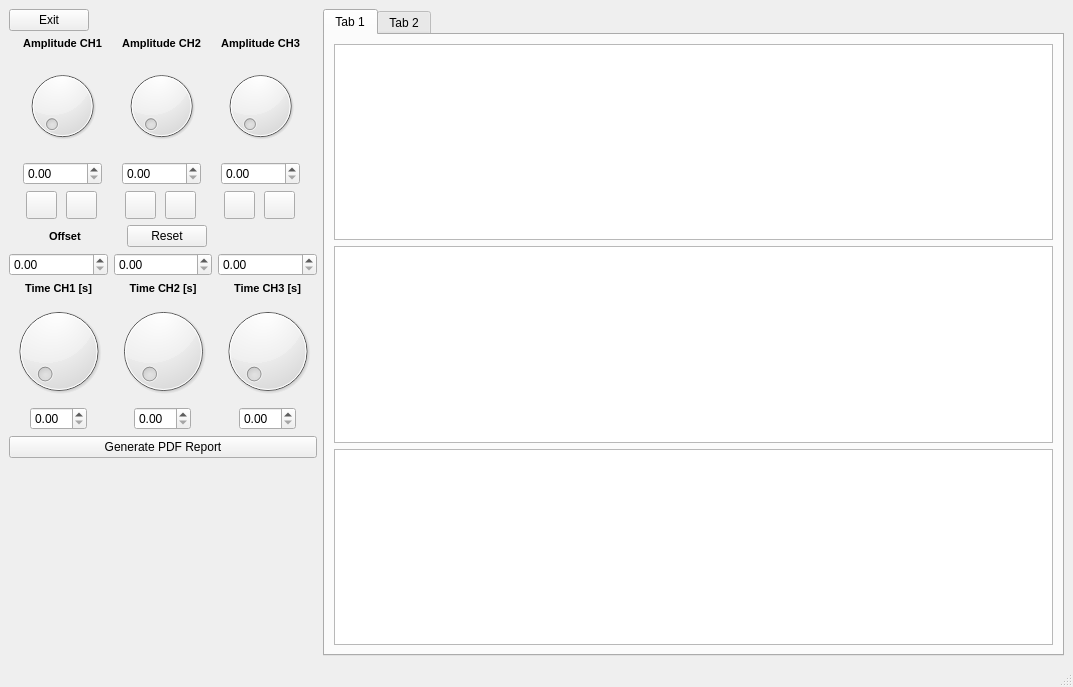
The window that UI/archive/UI4.ui (RamadanIbrahem98/multiChannelSignalViewer) describes before a commit, drawn with Qt 5.
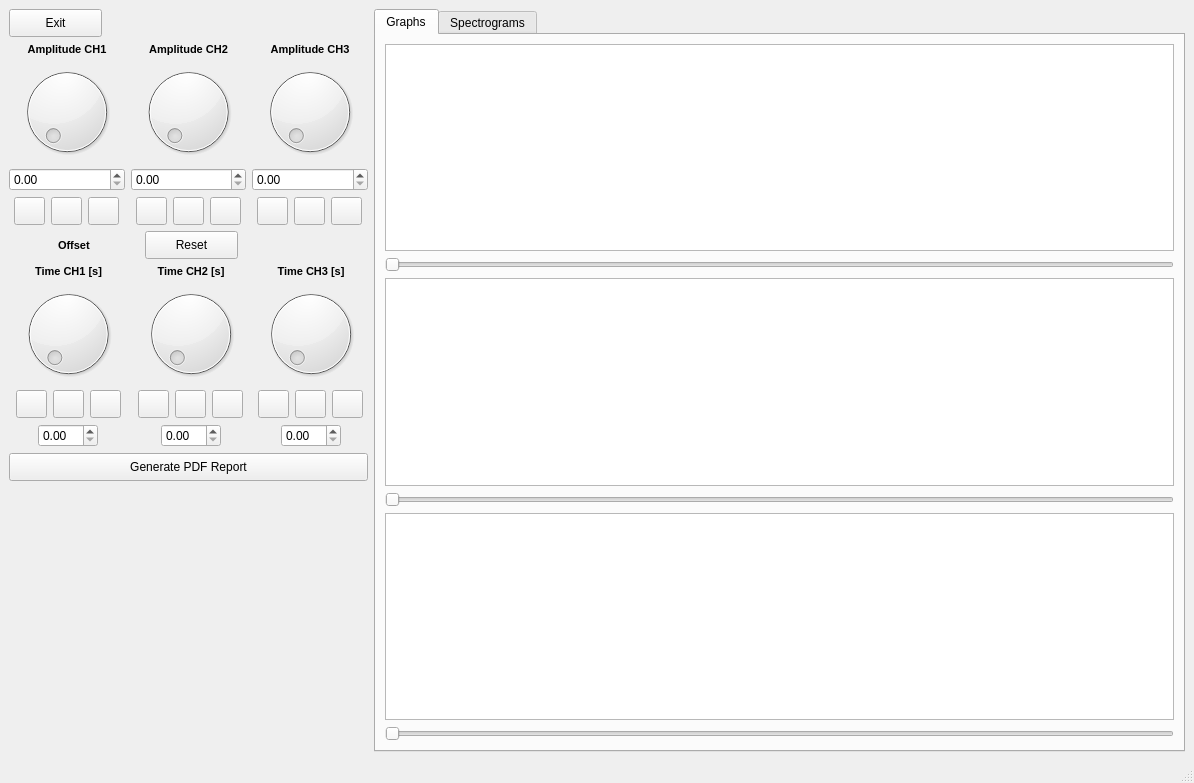
The same window after the commit. Icons and pictures are not drawn. Custom widgets are drawn as their Qt base class.

What changed in the file:
```diff
--- a/UI/archive/UI4.ui
+++ b/UI/archive/UI4.ui
@@ -6,23 +6,32 @@
    <rect>
     <x>0</x>
     <y>0</y>
-    <width>1073</width>
-    <height>687</height>
+    <width>1194</width>
+    <height>783</height>
    </rect>
   </property>
   <property name="windowTitle">
    <string>MainWindow</string>
   </property>
   <widget class="QWidget" name="centralwidget">
-   <layout class="QHBoxLayout" name="horizontalLayout_14">
+   <layout class="QHBoxLayout" name="horizontalLayout_3" stretch="1,4">
     <item>
-     <layout class="QVBoxLayout" name="verticalLayout_18">
+     <layout class="QVBoxLayout" name="verticalLayout_25">
       <item>
        <layout class="QVBoxLayout" name="verticalLayout_8">
         <item>
          <layout class="QHBoxLayout" name="horizontalLayout_5">
           <item>
-           <widget class="QPushButton" name="pushButton_2">
+           <widget class="QPushButton" name="quit">
+            <property name="minimumSize">
+             <size>
+              <width>93</width>
+              <height>28</height>
+             </size>
+            </property>
+            <property name="statusTip">
+             <string>Exit the Application</string>
+            </property>
             <property name="text">
              <string>Exit</string>
             </property>
@@ -66,15 +75,48 @@
               <item>
                <layout class="QVBoxLayout" name="verticalLayout">
                 <item>
-                 <widget class="QDial" name="dial"/>
+                 <widget class="QDial" name="amp1Dial">
+                  <property name="minimumSize">
+                   <size>
+                    <width>110</width>
+                    <height>100</height>
+                   </size>
+                  </property>
+                  <property name="statusTip">
+                   <string>scale the amplitude of channel 1 signal</string>
+                  </property>
+                 </widget>
                 </item>
                 <item>
-                 <widget class="QDoubleSpinBox" name="doubleSpinBox"/>
+                 <widget class="QDoubleSpinBox" name="amp1Val">
+                  <property name="minimumSize">
+                   <size>
+                    <width>110</width>
+                    <height>22</height>
+                   </size>
+                  </property>
+                  <property name="statusTip">
+                   <string>scale the amplitude of channel 1 signal</string>
+                  </property>
+                 </widget>
                 </item>
                 <item>
                  <layout class="QHBoxLayout" name="horizontalLayout_11">
                   <item>
-                   <widget class="QPushButton" name="pushButton_4">
+                   <spacer name="horizontalSpacer_17">
+                    <property name="orientation">
+                     <enum>Qt::Horizontal</enum>
+                    </property>
+                    <property name="sizeHint" stdset="0">
+                     <size>
+                      <width>40</width>
+                      <height>20</height>
+                     </size>
+                    </property>
+                   </spacer>
+                  </item>
+                  <item>
+                   <widget class="QPushButton" name="play1Btn">
                     <property name="minimumSize">
                      <size>
                       <width>31</width>
@@ -109,6 +151,35 @@
                       <width>31</width>
                       <height>28</height>
                      </size>
+                    </property>
+                    <property name="statusTip">
+                     <string>Pause channel 2 signal</string>
+                    </property>
+                    <property name="text">
+                     <string/>
+                    </property>
+                    <property name="icon">
+                     <iconset>
+                      <normaloff>Images/play.png</normaloff>Images/play.png</iconset>
+                    </property>
+                   </widget>
+                  </item>
+                  <item>
+                   <widget class="QPushButton" name="clear1Btn">
+                    <property name="minimumSize">
+                     <size>
+                      <width>31</width>
+                      <height>28</height>
+                     </size>
+                    </property>
+                    <property name="maximumSize">
+                     <size>
+                      <width>31</width>
+                      <height>28</height>
+                     </size>
+                    </property>
+                    <property name="statusTip">
+                     <string>Clear channel 1 plot &amp; spectrogram</string>
                     </property>
                     <property name="text">
                      <string/>
@@ -119,6 +190,19 @@
                     </property>
                    </widget>
                   </item>
+                  <item>
+                   <spacer name="horizontalSpacer_18">
+                    <property name="orientation">
+                     <enum>Qt::Horizontal</enum>
+                    </property>
+                    <property name="sizeHint" stdset="0">
+                     <size>
+                      <width>40</width>
+                      <height>20</height>
+                     </size>
+                    </property>
+                   </spacer>
+                  </item>
                  </layout>
                 </item>
                </layout>
@@ -144,15 +228,48 @@
               <item>
                <layout class="QVBoxLayout" name="verticalLayout_2">
                 <item>
-                 <widget class="QDial" name="dial_2"/>
+                 <widget class="QDial" name="amp2">
+                  <property name="minimumSize">
+                   <size>
+                    <width>109</width>
+                    <height>100</height>
+                   </size>
+                  </property>
+                  <property name="statusTip">
+                   <string>scale the amplitude of channel 2 signal</string>
+                  </property>
+                 </widget>
                 </item>
                 <item>
-                 <widget class="QDoubleSpinBox" name="doubleSpinBox_2"/>
+                 <widget class="QDoubleSpinBox" name="ampVal2">
+                  <property name="minimumSize">
+                   <size>
+                    <width>109</width>
+                    <height>22</height>
+                   </size>
+                  </property>
+                  <property name="statusTip">
+                   <string>scale the amplitude of channel 2 signal</string>
+                  </property>
+                 </widget>
                 </item>
                 <item>
                  <layout class="QHBoxLayout" name="horizontalLayout_12">
                   <item>
-                   <widget class="QPushButton" name="pushButton_6">
+                   <spacer name="horizontalSpacer_19">
+                    <property name="orientation">
+                     <enum>Qt::Horizontal</enum>
+                    </property>
+                    <property name="sizeHint" stdset="0">
+                     <size>
+                      <width>40</width>
+                      <height>20</height>
+                     </size>
+                    </property>
+                   </spacer>
+                  </item>
+                  <item>
+                   <widget class="QPushButton" name="play2Btn">
                     <property name="minimumSize">
                      <size>
                       <width>31</width>
@@ -187,6 +304,35 @@
                       <width>31</width>
                       <height>28</height>
                      </size>
+                    </property>
+                    <property name="statusTip">
+                     <string>Pause channel 2 signal</string>
+                    </property>
+                    <property name="text">
+                     <string/>
+                    </property>
+                    <property name="icon">
+                     <iconset>
+                      <normaloff>Images/play.png</normaloff>Images/play.png</iconset>
+                    </property>
+                   </widget>
+                  </item>
+                  <item>
+                   <widget class="QPushButton" name="clear2Btn">
+                    <property name="minimumSize">
+                     <size>
+                      <width>31</width>
+                      <height>28</height>
+                     </size>
+                    </property>
+                    <property name="maximumSize">
+                     <size>
+                      <width>31</width>
+                      <height>28</height>
+                     </size>
+                    </property>
+                    <property name="statusTip">
+                     <string>Clear channel 2 plot &amp; spectrogram</string>
                     </property>
                     <property name="text">
                      <string/>
@@ -197,6 +343,19 @@
                     </property>
                    </widget>
                   </item>
+                  <item>
+                   <spacer name="horizontalSpacer_20">
+                    <property name="orientation">
+                     <enum>Qt::Horizontal</enum>
+                    </property>
+                    <property name="sizeHint" stdset="0">
+                     <size>
+                      <width>40</width>
+                      <height>20</height>
+                     </size>
+                    </property>
+                   </spacer>
+                  </item>
                  </layout>
                 </item>
                </layout>
@@ -222,15 +381,48 @@
               <item>
                <layout class="QVBoxLayout" name="verticalLayout_3">
                 <item>
-                 <widget class="QDial" name="dial_3"/>
+                 <widget class="QDial" name="amp3">
+                  <property name="minimumSize">
+                   <size>
+                    <width>110</width>
+                    <height>100</height>
+                   </size>
+                  </property>
+                  <property name="statusTip">
+                   <string>scale the amplitude of channel 3 signal</string>
+                  </property>
+                 </widget>
                 </item>
                 <item>
-                 <widget class="QDoubleSpinBox" name="doubleSpinBox_3"/>
+                 <widget class="QDoubleSpinBox" name="ampRange3">
+                  <property name="minimumSize">
+                   <size>
+                    <width>110</width>
+                    <height>22</height>
+                   </size>
+                  </property>
+                  <property name="statusTip">
+                   <string>scale the amplitude of channel 3 signal</string>
+                  </property>
+                 </widget>
                 </item>
                 <item>
                  <layout class="QHBoxLayout" name="horizontalLayout_13">
                   <item>
-                   <widget class="QPushButton" name="pushButton_8">
+                   <spacer name="horizontalSpacer_21">
+                    <property name="orientation">
+                     <enum>Qt::Horizontal</enum>
+                    </property>
+                    <property name="sizeHint" stdset="0">
+                     <size>
+                      <width>40</width>
+                      <height>20</height>
+                     </size>
+                    </property>
+                   </spacer>
+                  </item>
+                  <item>
+                   <widget class="QPushButton" name="play3">
                     <property name="minimumSize">
                      <size>
                       <width>31</width>
@@ -265,6 +457,35 @@
                       <width>31</width>
                       <height>28</height>
                      </size>
+                    </property>
+                    <property name="statusTip">
+                     <string>Pause channel 3 signal</string>
+                    </property>
+                    <property name="text">
+                     <string/>
+                    </property>
+                    <property name="icon">
+                     <iconset>
+                      <normaloff>Images/play.png</normaloff>Images/play.png</iconset>
+                    </property>
+                   </widget>
+                  </item>
+                  <item>
+                   <widget class="QPushButton" name="clear3">
+                    <property name="minimumSize">
+                     <size>
+                      <width>31</width>
+                      <height>28</height>
+                     </size>
+                    </property>
+                    <property name="maximumSize">
+                     <size>
+                      <width>31</width>
+                      <height>28</height>
+                     </size>
+                    </property>
+                    <property name="statusTip">
+                     <string>Clear channel 3 plot &amp; spectrogram</string>
                     </property>
                     <property name="text">
                      <string/>
@@ -275,6 +496,19 @@
                     </property>
                    </widget>
                   </item>
+                  <item>
+                   <spacer name="horizontalSpacer_22">
+                    <property name="orientation">
+                     <enum>Qt::Horizontal</enum>
+                    </property>
+                    <property name="sizeHint" stdset="0">
+                     <size>
+                      <width>40</width>
+                      <height>20</height>
+                     </size>
+                    </property>
+                   </spacer>
+                  </item>
                  </layout>
                 </item>
                </layout>
@@ -330,7 +564,13 @@
              </layout>
             </item>
             <item>
-             <widget class="QPushButton" name="pushButton">
+             <widget class="QPushButton" name="resetAmp">
+              <property name="minimumSize">
+               <size>
+                <width>93</width>
+                <height>28</height>
+               </size>
+              </property>
               <property name="text">
                <string>Reset</string>
               </property>
@@ -351,19 +591,6 @@
             </item>
            </layout>
           </item>
-          <item>
-           <layout class="QHBoxLayout" name="horizontalLayout_3">
-            <item>
-             <widget class="QDoubleSpinBox" name="doubleSpinBox_4"/>
-            </item>
-            <item>
-             <widget class="QDoubleSpinBox" name="doubleSpinBox_5"/>
-            </item>
-            <item>
-             <widget class="QDoubleSpinBox" name="doubleSpinBox_6"/>
-            </item>
-           </layout>
-          </item>
          </layout>
         </item>
        </layout>
@@ -389,7 +616,125 @@
           <item>
            <layout class="QVBoxLayout" name="verticalLayout_10">
             <item>
-             <widget class="QDial" name="dial_4"/>
+             <widget class="QDial" name="dial_4">
+              <property name="minimumSize">
+               <size>
+                <width>119</width>
+                <height>100</height>
+               </size>
+              </property>
+              <property name="statusTip">
+               <string>Scale Time axis of Channel 1 Graph</string>
+              </property>
+             </widget>
+            </item>
+            <item>
+             <layout class="QHBoxLayout" name="horizontalLayout_15">
+              <item>
+               <spacer name="horizontalSpacer_7">
+                <property name="orientation">
+                 <enum>Qt::Horizontal</enum>
+                </property>
+                <property name="sizeHint" stdset="0">
+                 <size>
+                  <width>40</width>
+                  <height>20</height>
+                 </size>
+                </property>
+               </spacer>
+              </item>
+              <item>
+               <widget class="QPushButton" name="pushButton_14">
+                <property name="minimumSize">
+                 <size>
+                  <width>31</width>
+                  <height>28</height>
+                 </size>
+                </property>
+                <property name="maximumSize">
+                 <size>
+                  <width>31</width>
+                  <height>28</height>
+                 </size>
+                </property>
+                <property name="statusTip">
+                 <string>Increase Speed of Channel 1 Graph</string>
+                </property>
+                <property name="text">
+                 <string/>
+                </property>
+                <property name="icon">
+                 <iconset>
+                  <normaloff>Images/play.png</normaloff>Images/play.png</iconset>
+                </property>
+               </widget>
+              </item>
+              <item>
+               <widget class="QPushButton" name="pushButton_15">
+                <property name="minimumSize">
+                 <size>
+                  <width>31</width>
+                  <height>28</height>
+                 </size>
+                </property>
+                <property name="maximumSize">
+                 <size>
+                  <width>31</width>
+                  <height>28</height>
+                 </size>
+                </property>
+                <property name="statusTip">
+                 <string>Decrease Speed of Channel 1 Graph</string>
+                </property>
+                <property name="text">
+                 <string/>
+                </property>
+                <property name="icon">
+                 <iconset>
+                  <normaloff>Images/play.png</normaloff>Images/play.png</iconset>
+                </property>
+               </widget>
+              </item>
+              <item>
+               <widget class="QPushButton" name="pushButton_16">
+                <property name="minimumSize">
+                 <size>
+                  <width>31</width>
+                  <height>28</height>
+                 </size>
+                </property>
+                <property name="maximumSize">
+                 <size>
+                  <width>31</width>
+                  <height>28</height>
+                 </size>
+                </property>
+                <property name="statusTip">
+                 <string>Reset Speed of Channel 1 Graph</string>
+                </property>
+                <property name="text">
+                 <string/>
+                </property>
+                <property name="icon">
+                 <iconset>
+                  <normaloff>Images/pause.png</normaloff>Images/pause.png</iconset>
+                </property>
+               </widget>
+              </item>
+              <item>
+               <spacer name="horizontalSpacer_8">
+                <property name="orientation">
+                 <enum>Qt::Horizontal</enum>
+                </property>
+                <property name="sizeHint" stdset="0">
+                 <size>
+                  <width>40</width>
+                  <height>20</height>
+                 </size>
+                </property>
+               </spacer>
+              </item>
+             </layout>
             </item>
             <item>
              <layout class="QHBoxLayout" name="horizontalLayout_6">
@@ -407,7 +752,14 @@
                </spacer>
               </item>
               <item>
-               <widget class="QDoubleSpinBox" name="doubleSpinBox_7"/>
+               <widget class="QDoubleSpinBox" name="doubleSpinBox_7">
+                <property name="minimumSize">
+                 <size>
+                  <width>60</width>
+                  <height>22</height>
+                 </size>
+                </property>
+               </widget>
               </item>
               <item>
                <spacer name="horizontalSpacer_5">
@@ -447,7 +799,125 @@
           <item>
            <layout class="QVBoxLayout" name="verticalLayout_13">
             <item>
-             <widget class="QDial" name="dial_5"/>
+             <widget class="QDial" name="dial_5">
+              <property name="minimumSize">
+               <size>
+                <width>107</width>
+                <height>100</height>
+               </size>
+              </property>
+              <property name="statusTip">
+               <string>Scale Time axis of Channel 2 Graph</string>
+              </property>
+             </widget>
+            </item>
+            <item>
+             <layout class="QHBoxLayout" name="horizontalLayout_16">
+              <item>
+               <spacer name="horizontalSpacer_11">
+                <property name="orientation">
+                 <enum>Qt::Horizontal</enum>
+                </property>
+                <property name="sizeHint" stdset="0">
+                 <size>
+                  <width>40</width>
+                  <height>20</height>
+                 </size>
+                </property>
+               </spacer>
+              </item>
+              <item>
+               <widget class="QPushButton" name="pushButton_17">
+                <property name="minimumSize">
+                 <size>
+                  <width>31</width>
+                  <height>28</height>
+                 </size>
+                </property>
+                <property name="maximumSize">
+                 <size>
+                  <width>31</width>
+                  <height>28</height>
+                 </size>
+                </property>
+                <property name="statusTip">
+                 <string>Increase Speed of Channel 2 Graph</string>
+                </property>
+                <property name="text">
+                 <string/>
+                </property>
+                <property name="icon">
+                 <iconset>
+                  <normaloff>Images/play.png</normaloff>Images/play.png</iconset>
+                </property>
+               </widget>
+              </item>
+              <item>
+               <widget class="QPushButton" name="pushButton_18">
+                <property name="minimumSize">
+                 <size>
+                  <width>31</width>
+                  <height>28</height>
+                 </size>
+                </property>
+                <property name="maximumSize">
+                 <size>
+                  <width>31</width>
+                  <height>28</height>
+                 </size>
+                </property>
+                <property name="statusTip">
+                 <string>Decrease Speed of Channel 2 Graph</string>
+                </property>
+                <property name="text">
+                 <string/>
+                </property>
+                <property name="icon">
+                 <iconset>
+                  <normaloff>Images/play.png</normaloff>Images/play.png</iconset>
+                </property>
+               </widget>
+              </item>
+              <item>
+               <widget class="QPushButton" name="pushButton_19">
+                <property name="minimumSize">
+                 <size>
+                  <width>31</width>
+                  <height>28</height>
+                 </size>
+                </property>
+                <property name="maximumSize">
+                 <size>
+                  <width>31</width>
+                  <height>28</height>
+                 </size>
+                </property>
+                <property name="statusTip">
+                 <string>Reset Speed of Channel 2 Graph</string>
+                </property>
+                <property name="text">
+                 <string/>
+                </property>
+                <property name="icon">
+                 <iconset>
+                  <normaloff>Images/pause.png</normaloff>Images/pause.png</iconset>
+                </property>
+               </widget>
+              </item>
+              <item>
+               <spacer name="horizontalSpacer_12">
+                <property name="orientation">
+                 <enum>Qt::Horizontal</enum>
+                </property>
+                <property name="sizeHint" stdset="0">
+                 <size>
+                  <width>40</width>
+                  <height>20</height>
+                 </size>
+                </property>
+               </spacer>
+              </item>
+             </layout>
             </item>
             <item>
              <layout class="QHBoxLayout" name="horizontalLayout_7">
@@ -465,7 +935,14 @@
                </spacer>
               </item>
               <item>
-               <widget class="QDoubleSpinBox" name="doubleSpinBox_8"/>
+               <widget class="QDoubleSpinBox" name="doubleSpinBox_8">
+                <property name="minimumSize">
+                 <size>
+                  <width>60</width>
+                  <height>22</height>
+                 </size>
+                </property>
+               </widget>
               </item>
               <item>
                <spacer name="horizontalSpacer_10">
@@ -505,7 +982,125 @@
           <item>
            <layout class="QVBoxLayout" name="verticalLayout_17">
             <item>
-             <widget class="QDial" name="dial_7"/>
+             <widget class="QDial" name="dial_7">
+              <property name="minimumSize">
+               <size>
+                <width>107</width>
+                <height>100</height>
+               </size>
+              </property>
+              <property name="statusTip">
+               <string>Scale Time axis of Channel 3 Graph</string>
+              </property>
+             </widget>
+            </item>
+            <item>
+             <layout class="QHBoxLayout" name="horizontalLayout_17">
+              <item>
+               <spacer name="horizontalSpacer_15">
+                <property name="orientation">
+                 <enum>Qt::Horizontal</enum>
+                </property>
+                <property name="sizeHint" stdset="0">
+                 <size>
+                  <width>40</width>
+                  <height>20</height>
+                 </size>
+                </property>
+               </spacer>
+              </item>
+              <item>
+               <widget class="QPushButton" name="pushButton_20">
+                <property name="minimumSize">
+                 <size>
+                  <width>31</width>
+                  <height>28</height>
+                 </size>
+                </property>
+                <property name="maximumSize">
+                 <size>
+                  <width>31</width>
+                  <height>28</height>
+                 </size>
+                </property>
+                <property name="statusTip">
+                 <string>Increase Speed of Channel 3 Graph</string>
+                </property>
+                <property name="text">
+                 <string/>
+                </property>
+                <property name="icon">
+                 <iconset>
+                  <normaloff>Images/play.png</normaloff>Images/play.png</iconset>
+                </property>
+               </widget>
+              </item>
+              <item>
+               <widget class="QPushButton" name="pushButton_21">
+                <property name="minimumSize">
+                 <size>
+                  <width>31</width>
+                  <height>28</height>
+                 </size>
+                </property>
+                <property name="maximumSize">
+                 <size>
+                  <width>31</width>
+                  <height>28</height>
+                 </size>
+                </property>
+                <property name="statusTip">
+                 <string>Decrease Speed of Channel 3 Graph</string>
+                </property>
+                <property name="text">
+                 <string/>
+                </property>
+                <property name="icon">
+                 <iconset>
+                  <normaloff>Images/play.png</normaloff>Images/play.png</iconset>
+                </property>
+               </widget>
+              </item>
+              <item>
+               <widget class="QPushButton" name="pushButton_22">
+                <property name="minimumSize">
+                 <size>
+                  <width>31</width>
+                  <height>28</height>
+                 </size>
+                </property>
+                <property name="maximumSize">
+                 <size>
+                  <width>31</width>
+                  <height>28</height>
+                 </size>
+                </property>
+                <property name="statusTip">
+                 <string>Reset Speed of Channel 3 Graph</string>
+                </property>
+                <property name="text">
+                 <string/>
+                </property>
+                <property name="icon">
+                 <iconset>
+                  <normaloff>Images/pause.png</normaloff>Images/pause.png</iconset>
+                </property>
+               </widget>
+              </item>
+              <item>
+               <spacer name="horizontalSpacer_16">
+                <property name="orientation">
+                 <enum>Qt::Horizontal</enum>
+                </property>
+                <property name="sizeHint" stdset="0">
+                 <size>
+                  <width>40</width>
+                  <height>20</height>
+                 </size>
+                </property>
+               </spacer>
+              </item>
+             </layout>
             </item>
             <item>
              <layout class="QHBoxLayout" name="horizontalLayout_9">
@@ -523,7 +1118,14 @@
                </spacer>
               </item>
               <item>
-               <widget class="QDoubleSpinBox" name="doubleSpinBox_10"/>
+               <widget class="QDoubleSpinBox" name="doubleSpinBox_10">
+                <property name="minimumSize">
+                 <size>
+                  <width>60</width>
+                  <height>22</height>
+                 </size>
+                </property>
+               </widget>
               </item>
               <item>
                <spacer name="horizontalSpacer_14">
@@ -547,24 +1149,37 @@
        </layout>
       </item>
       <item>
-       <widget class="QPushButton" name="pushButton_10">
-        <property name="text">
-         <string>Generate PDF Report</string>
-        </property>
-       </widget>
-      </item>
-      <item>
-       <spacer name="verticalSpacer">
-        <property name="orientation">
-         <enum>Qt::Vertical</enum>
-        </property>
-        <property name="sizeHint" stdset="0">
-         <size>
-          <width>20</width>
-          <height>40</height>
-         </size>
-        </property>
-       </spacer>
+       <layout class="QVBoxLayout" name="verticalLayout_18">
+        <item>
+         <widget class="QPushButton" name="generatePDFBtn">
+          <property name="minimumSize">
+           <size>
+            <width>359</width>
+            <height>28</height>
+           </size>
+          </property>
+          <property name="statusTip">
+           <string>Create a PDF Report Containing Graph(s) and Spectrogram(s)</string>
+          </property>
+          <property name="text">
+           <string>Generate PDF Report</string>
+          </property>
+         </widget>
+        </item>
+        <item>
+         <spacer name="verticalSpacer">
+          <property name="orientation">
+           <enum>Qt::Vertical</enum>
+          </property>
+          <property name="sizeHint" stdset="0">
+           <size>
+            <width>20</width>
+            <height>40</height>
+           </size>
+          </property>
+         </spacer>
+        </item>
+       </layout>
       </item>
      </layout>
     </item>
@@ -573,7 +1188,7 @@
       <property name="minimumSize">
        <size>
         <width>741</width>
-        <height>501</height>
+        <height>608</height>
        </size>
       </property>
       <property name="currentIndex">
@@ -581,19 +1196,78 @@
       </property>
       <widget class="QWidget" name="GraphsTab">
        <attribute name="title">
-        <string>Tab 1</string>
+        <string>Graphs</string>
        </attribute>
-       <layout class="QVBoxLayout" name="verticalLayout_19">
+       <layout class="QVBoxLayout" name="verticalLayout_12">
         <item>
-         <layout class="QVBoxLayout" name="verticalLayout_12">
+         <layout class="QVBoxLayout" name="verticalLayout_19">
           <item>
-           <widget class="PlotWidget" name="graphicsView"/>
+           <widget class="PlotWidget" name="plot1">
+            <property name="minimumSize">
+             <size>
+              <width>715</width>
+              <height>179</height>
+             </size>
+            </property>
+            <property name="statusTip">
+             <string>Channel 1 Signal Graph</string>
+            </property>
+           </widget>
           </item>
           <item>
-           <widget class="PlotWidget" name="graphicsView_2"/>
+           <widget class="QSlider" name="slider1">
+            <property name="orientation">
+             <enum>Qt::Horizontal</enum>
+            </property>
+           </widget>
           </item>
+         </layout>
+        </item>
+        <item>
+         <layout class="QVBoxLayout" name="verticalLayout_22">
           <item>
-           <widget class="PlotWidget" name="graphicsView_3"/>
+           <widget class="PlotWidget" name="plot2">
+            <property name="minimumSize">
+             <size>
+              <width>715</width>
+              <height>179</height>
+             </size>
+            </property>
+            <property name="statusTip">
+             <string>Channel 2 Signal Graph</string>
+            </property>
+           </widget>
+          </item>
+          <item>
+           <widget class="QSlider" name="slider2">
+            <property name="orientation">
+             <enum>Qt::Horizontal</enum>
+            </property>
+           </widget>
+          </item>
+         </layout>
+        </item>
+        <item>
+         <layout class="QVBoxLayout" name="verticalLayout_23">
+          <item>
+           <widget class="PlotWidget" name="plot3">
+            <property name="minimumSize">
+             <size>
+              <width>715</width>
+              <height>179</height>
+             </size>
+            </property>
+            <property name="statusTip">
+             <string>Channel 3 Signal Graph</string>
+            </property>
+           </widget>
+          </item>
+          <item>
+           <widget class="QSlider" name="slider3">
+            <property name="orientation">
+             <enum>Qt::Horizontal</enum>
+            </property>
+           </widget>
           </item>
          </layout>
         </item>
@@ -601,7 +1275,7 @@
       </widget>
       <widget class="QWidget" name="SpectrogramTab">
        <attribute name="title">
-        <string>Tab 2</string>
+        <string>Spectrograms</string>
        </attribute>
        <layout class="QVBoxLayout" name="verticalLayout_20">
         <item>
```
Left out of the diff: 75 changed lines with no effect on the pictures.
